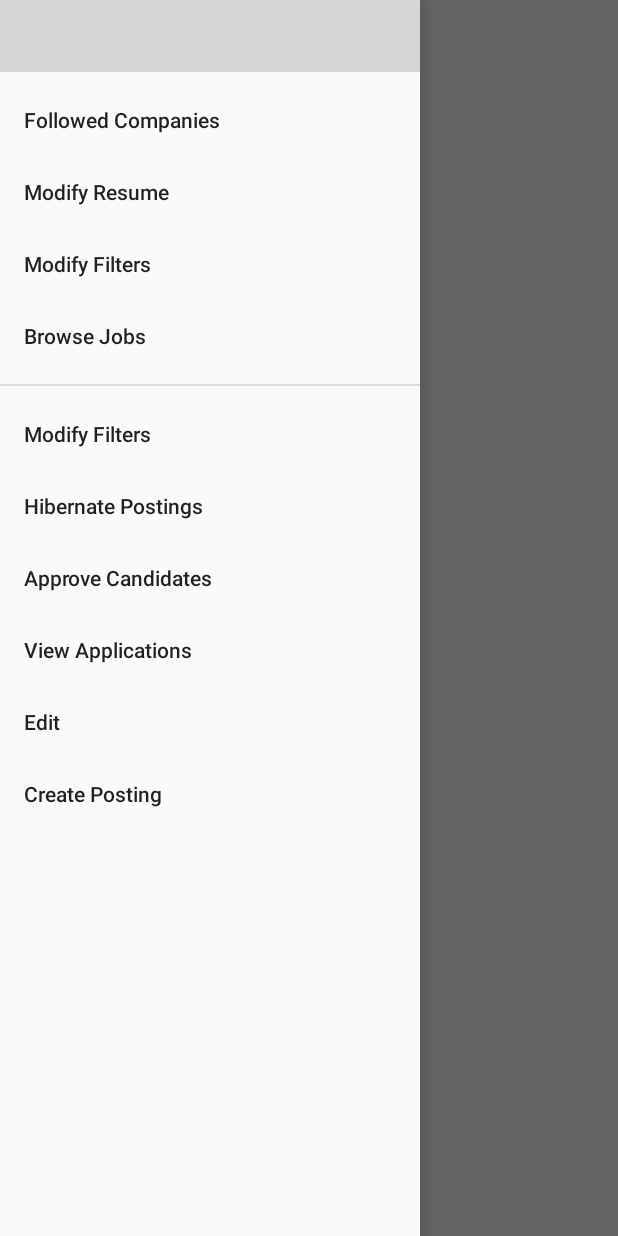
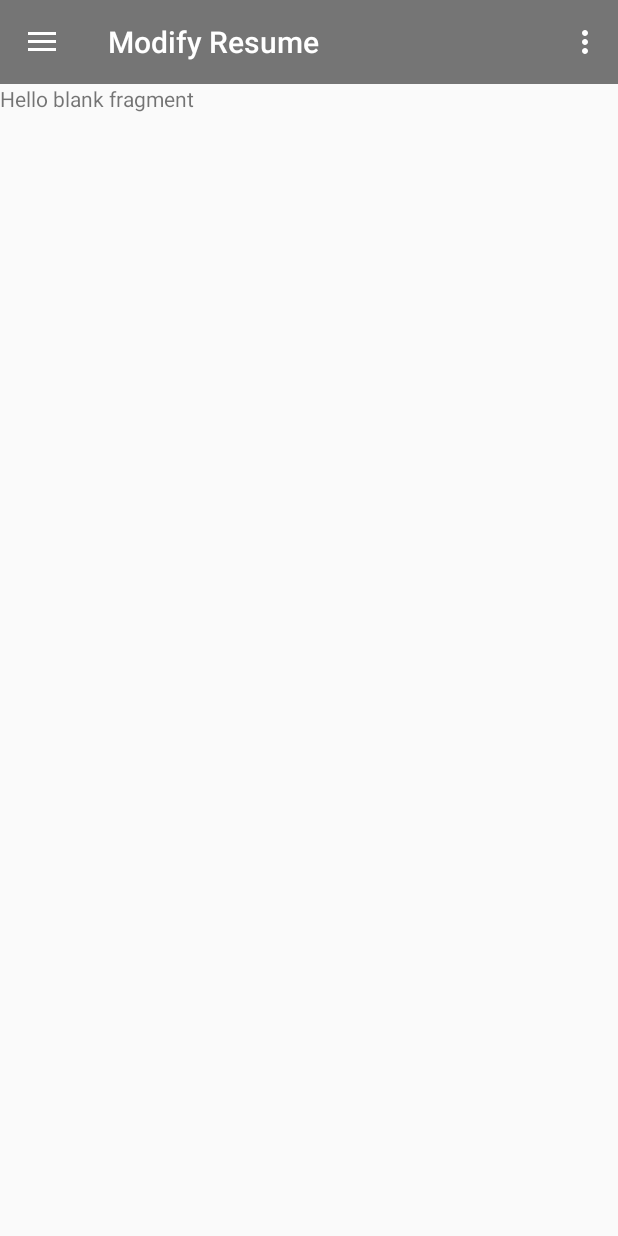
Before and after one commit to TeamSealSearch/Android, an Android app: the JobsHub screen opened directly, with no data from a screen before it, in the side drawer, after a tap on "Modify Resume", on a phone screen of 412 x 824 dp. Run offline under Robolectric (Android 15) with nearby library versions, the light colour scheme and no system bars; our stand-ins replace navigation-ui; grey boxes are pictures that could not be loaded.

Commit message:
fixed navbar and fragment issues

```diff
--- a/app/src/main/java/com/example/capstone/JobsHub.java
+++ b/app/src/main/java/com/example/capstone/JobsHub.java
@@ -15,6 +15,7 @@ import androidx.annotation.NonNull;
 import androidx.appcompat.app.ActionBarDrawerToggle;
 import androidx.core.view.GravityCompat;
 import androidx.fragment.app.Fragment;
+import androidx.fragment.app.FragmentManager;
 import androidx.navigation.NavController;
 import androidx.navigation.Navigation;
 import androidx.navigation.ui.AppBarConfiguration;
@@ -26,49 +27,40 @@ import androidx.appcompat.widget.Toolbar;
 
 public class JobsHub extends AppCompatActivity {
 
-    private AppBarConfiguration mAppBarConfiguration;
-    private ActionBarDrawerToggle drawerToggle;
 
     private DrawerLayout drawer;
+    private Toolbar toolbar;
     private NavigationView navigationView;
 
+    private ActionBarDrawerToggle drawerToggle;
     private boolean employerMode = false;
 
     @Override
     protected void onCreate(Bundle savedInstanceState) {
         super.onCreate(savedInstanceState);
-        setContentView(R.layout.activity_jobs_hub);
-        drawer = (DrawerLayout) findViewById(R.id.drawer_layout);
-        navigationView = (NavigationView) findViewById(R.id.nav_view);
-
+        setContentView(R.layout.hub_activity_main);
 
         //replace actionbar with the toolbar
-        Toolbar toolbar = findViewById(R.id.toolbar);
+        toolbar = (Toolbar) findViewById(R.id.toolbar);
         setSupportActionBar(toolbar);
+        getSupportActionBar().setDisplayHomeAsUpEnabled(true);
 
-//        FloatingActionButton fab = findViewById(R.id.fab);
-//        fab.setOnClickListener(new View.OnClickListener() {
-//            @Override
-//            public void onClick(View view) {
-//                Snackbar.make(view, "Replace with your own action", Snackbar.LENGTH_LONG)
-//                        .setAction("Action", null).show();
-//            }
-//        });
+        //set up drawer
+        drawer = (DrawerLayout) findViewById(R.id.drawer_layout);
 
-        // Passing each menu ID as a set of Ids because each
-        // menu should be considered as top level destinations.
-        //In other words, this sets top level destinations for all the fragments. Top level = they can see hamburger icon at all times
-        mAppBarConfiguration = new AppBarConfiguration.Builder(
-                R.id.nav_home, R.id.nav_gallery, R.id.nav_slideshow)
-                .setDrawerLayout(drawer)
-                .build();
+        //set up the drawer icon
+        drawerToggle = setupDrawerToggle();
+        drawerToggle.setDrawerIndicatorEnabled(true);
+        drawerToggle.syncState();
 
-//        NavController navController = Navigation.findNavController(this, R.id.nav_host_fragment);
-//        NavigationUI.setupActionBarWithNavController(this, navController, mAppBarConfiguration); //bind arrows + hamburger to bar
-//        NavigationUI.setupWithNavController(navigationView, navController);
+        drawer.addDrawerListener(drawerToggle); //add listener to sync
 
-//        toggleMode();
-//        setupDrawer();
+        navigationView = (NavigationView) findViewById(R.id.nvView);
+        setupDrawer();
+    }
+
+    private ActionBarDrawerToggle setupDrawerToggle() {
+        return new ActionBarDrawerToggle(this, drawer, R.string.drawer_open, R.string.drawer_close);
     }
 
     @Override
@@ -89,42 +81,60 @@ public class JobsHub extends AppCompatActivity {
         return super.onOptionsItemSelected(item);
     }
 
-    //    @Override
-//    public boolean onSupportNavigateUp() {
-//        NavController navController = Navigation.findNavController(this, R.id.nav_host_fragment);
-//        return NavigationUI.navigateUp(navController, mAppBarConfiguration)
-//                || super.onSupportNavigateUp();
-//    }
 
 
-//    private void setupDrawer() {
-//        if (employerMode)
-//            navigationView.getMenu().setGroupVisible(R.id.applicantItems, false);
-//        else
-//            navigationView.getMenu().setGroupVisible(R.id.employerItems, false);
-//
-//        navigationView.setNavigationItemSelectedListener(new NavigationView.OnNavigationItemSelectedListener() {
-//            @Override
-//            public boolean onNavigationItemSelected(@NonNull MenuItem item) {
-//                drawerItemSelected(item);
-//                return true;
-//            }
-//        });
-//    }
+    private void setupDrawer() {
+        //only show the relevant menu items for a user
+        if (employerMode)
+            navigationView.getMenu().setGroupVisible(R.id.applicantItems, false);
+        else
+            navigationView.getMenu().setGroupVisible(R.id.employerItems, false);
 
-//    private void drawerItemSelected(MenuItem item) {
-//        Fragment fragment = null;
-//        Class fragmentClass;
-//
-//        switch(item.getItemId()) {
-//            case R.id.a_followedCompanies:
-//                Toast.makeText(this, "Now opening followed companies page", Toast.LENGTH_SHORT).show();
-//            case R.id.a_browse:
-//                Toast.makeText(this, "Now opening browse jobs page", Toast.LENGTH_SHORT).show();
-//            case R.id.a_modFilters:
-//                Toast.makeText(this, "Now opening modify filters page", Toast.LENGTH_SHORT).show();
-//            case R.id.a_modResume:
-//                Toast.makeText(this, "Now opening modify resume page", Toast.LENGTH_SHORT).show();
-//        }
-//    }
+        navigationView.setNavigationItemSelectedListener(new NavigationView.OnNavigationItemSelectedListener() {
+            @Override
+            public boolean onNavigationItemSelected(@NonNull MenuItem item) {
+                selectDrawerItem(item);
+                return true;
+            }
+        });
+    }
+
+    public void selectDrawerItem(MenuItem menuItem) {
+        // Create a new fragment and specify the fragment to show based on nav item clicked
+        // Fragments are for DATA and LOGIC, Activities are for full swaps
+        Fragment fragment = null;
+        Class fragmentClass;
+
+        switch(menuItem.getItemId()) {
+            case R.id.a_followedCompanies:
+                fragmentClass = fragment_a_home.class;
+                break;
+//            case R.id.nav_second_fragment:
+//                fragmentClass = SecondFragment.class;
+//                break;
+//            case R.id.nav_third_fragment:
+//                fragmentClass = ThirdFragment.class;
+//                break;
+            default:
+                fragmentClass = fragment_a_home.class;
+        }
+
+        try {
+            fragment = (Fragment) fragmentClass.newInstance();
+        } catch (Exception e) {
+            e.printStackTrace();
+        }
+
+        // Insert the fragment by replacing any existing fragment
+        FragmentManager fragmentManager = getSupportFragmentManager();
+        fragmentManager.beginTransaction().replace(R.id.flContent, fragment).commit();
+
+        // Highlight the selected item has been done by NavigationView
+        menuItem.setChecked(true);
+        // Set action bar title
+        setTitle(menuItem.getTitle());
+        // Close the navigation drawer
+        drawer.closeDrawers();
+    }
+
 }
--- a/app/src/main/java/com/example/capstone/BlankFragment.java
+++ b/app/src/main/java/com/example/capstone/fragment_a_home.java
@@ -10,10 +10,10 @@ import android.view.ViewGroup;
 
 /**
  * A simple {@link Fragment} subclass.
- * Use the {@link BlankFragment#newInstance} factory method to
+ * Use the {@link fragment_a_home#newInstance} factory method to
  * create an instance of this fragment.
  */
-public class BlankFragment extends Fragment {
+public class fragment_a_home extends Fragment {
 
     // TODO: Rename parameter arguments, choose names that match
     // the fragment initialization parameters, e.g. ARG_ITEM_NUMBER
@@ -24,7 +24,7 @@ public class BlankFragment extends Fragment {
     private String mParam1;
     private String mParam2;
 
-    public BlankFragment() {
+    public fragment_a_home() {
         // Required empty public constructor
     }
 
@@ -34,11 +34,11 @@ public class BlankFragment extends Fragment {
      *
      * @param param1 Parameter 1.
      * @param param2 Parameter 2.
-     * @return A new instance of fragment BlankFragment.
+     * @return A new instance of fragment fragment_a_home.
      */
     // TODO: Rename and change types and number of parameters
-    public static BlankFragment newInstance(String param1, String param2) {
-        BlankFragment fragment = new BlankFragment();
+    public static fragment_a_home newInstance(String param1, String param2) {
+        fragment_a_home fragment = new fragment_a_home();
         Bundle args = new Bundle();
         args.putString(ARG_PARAM1, param1);
         args.putString(ARG_PARAM2, param2);
@@ -59,6 +59,6 @@ public class BlankFragment extends Fragment {
     public View onCreateView(LayoutInflater inflater, ViewGroup container,
                              Bundle savedInstanceState) {
         // Inflate the layout for this fragment
-        return inflater.inflate(R.layout.fragment_home, container, false);
+        return inflater.inflate(R.layout.fragment_a_home, container, false);
     }
 }
--- /dev/null
+++ b/app/src/main/res/layout/fragment_a_home.xml
@@ -0,0 +1,14 @@
+<?xml version="1.0" encoding="utf-8"?>
+<FrameLayout xmlns:android="http://schemas.android.com/apk/res/android"
+    xmlns:tools="http://schemas.android.com/tools"
+    android:layout_width="match_parent"
+    android:layout_height="match_parent"
+    tools:context=".fragment_a_home">
+
+    <!-- TODO: Update blank fragment layout -->
+    <TextView
+        android:layout_width="match_parent"
+        android:layout_height="match_parent"
+        android:text="@string/hello_blank_fragment" />
+
+</FrameLayout>
--- a/app/src/main/res/layout/activity_jobs_hub.xml
+++ b/app/src/main/res/layout/hub_activity_main.xml
@@ -1,41 +1,40 @@
 <?xml version="1.0" encoding="utf-8"?>
+<!-- This DrawerLayout has two children at the root  -->
 <androidx.drawerlayout.widget.DrawerLayout
     xmlns:android="http://schemas.android.com/apk/res/android"
     xmlns:app="http://schemas.android.com/apk/res-auto"
-    xmlns:tools="http://schemas.android.com/tools"
-
     android:id="@+id/drawer_layout"
     android:layout_width="match_parent"
-    android:layout_height="match_parent"
-    tools:openDrawer="start">
+    android:layout_height="match_parent">
 
+    <!-- This LinearLayout represents the contents of the screen  -->
     <LinearLayout
         android:layout_width="match_parent"
         android:layout_height="match_parent"
         android:orientation="vertical">
 
+        <!-- The ActionBar displayed at the top -->
         <include
             layout="@layout/hub_toolbar"
             android:layout_width="match_parent"
-            android:layout_height="wrap_content"
-        />
+            android:layout_height="wrap_content" />
 
+        <!-- The main content view where fragments are loaded -->
         <FrameLayout
-            android:id="@+id/hub_frameLayout"
+            android:id="@+id/flContent"
             app:layout_behavior="@string/appbar_scrolling_view_behavior"
             android:layout_width="match_parent"
-            android:layout_height="match_parent"
-        />
+            android:layout_height="match_parent" />
+    </LinearLayout>
 
-    </LinearLayout>
-<!-- This is the actual drawer layout -->
+    <!-- The navigation drawer that comes from the left -->
+    <!-- Note that `android:layout_gravity` needs to be set to 'start' -->
     <com.google.android.material.navigation.NavigationView
         android:id="@+id/nvView"
         android:layout_width="wrap_content"
         android:layout_height="match_parent"
         android:layout_gravity="start"
-        android:fitsSystemWindows="true"
-        app:headerLayout="@layout/hub_nav_header_main"
-        app:menu="@menu/hub_drawer" />
-
+        android:background="@android:color/white"
+        app:headerLayout="@layout/nav_header"
+        app:menu="@menu/hub_drawer_view" />
 </androidx.drawerlayout.widget.DrawerLayout>
--- /dev/null
+++ b/app/src/main/res/layout/hub_toolbar.xml
@@ -0,0 +1,12 @@
+<androidx.appcompat.widget.Toolbar
+    xmlns:android="http://schemas.android.com/apk/res/android"
+    xmlns:app="http://schemas.android.com/apk/res-auto"
+    android:id="@+id/toolbar"
+    android:layout_height="wrap_content"
+    android:layout_width="match_parent"
+    android:fitsSystemWindows="true"
+    android:minHeight="?attr/actionBarSize"
+    app:theme="@style/ThemeOverlay.AppCompat.Dark.ActionBar"
+    android:background="?attr/colorPrimaryDark">
+
+</androidx.appcompat.widget.Toolbar>
--- a/app/src/main/res/values/strings.xml
+++ b/app/src/main/res/values/strings.xml
@@ -7,10 +7,8 @@
     <string name="nav_header_subtitle">android.studio@android.com</string>
     <string name="nav_header_desc">Navigation header</string>
     <string name="action_settings">Settings</string>
-
-    <string name="menu_home">Home</string>
-    <string name="menu_gallery">Gallery</string>
-    <string name="menu_slideshow">Slideshow</string>
+    <string name="drawer_open">Open navigation drawer</string>
+    <string name="drawer_close">Close navigation drawer</string>
     <!-- TODO: Remove or change this placeholder text -->
     <string name="hello_blank_fragment">Hello blank fragment</string>
 </resources>
```
Also changed, not shown: app/src/main/res/layout/nav_header.xml (added, +17 -0 lines), app/src/main/res/menu/hub_drawer_view.xml (renamed from app/src/main/res/menu/hub_drawer.xml).
